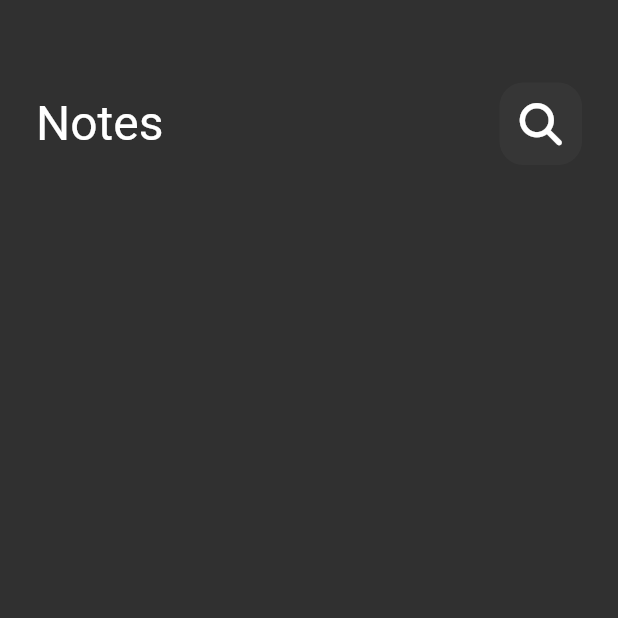
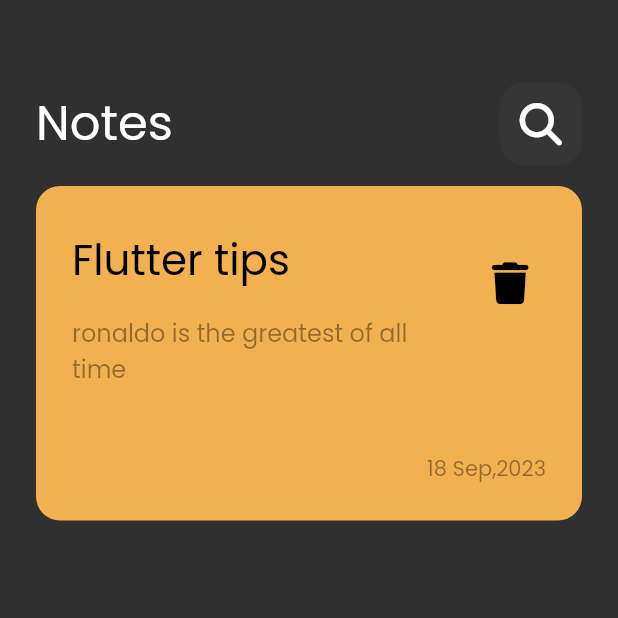
Before and after one commit to Mahmoud-Azmy/notes_app, a Flutter app: the screen it shows after launch, on a phone screen of 412 x 824 dp, the top half of it. Run offline on Flutter 3.47's test engine with Material 2 defaults, Android fonts, the phone set to English and light mode, and no system bars; our stand-ins replace font_awesome_flutter.

Commit message:
create custom note item

```diff
--- a/lib/main.dart
+++ b/lib/main.dart
@@ -12,7 +12,7 @@ class NotesApp extends StatelessWidget {
   Widget build(BuildContext context) {
     return MaterialApp(
       debugShowCheckedModeBanner: false,
-      theme: ThemeData(brightness: Brightness.dark),
+      theme: ThemeData(brightness: Brightness.dark, fontFamily: 'Poppins'),
       home: const NotesView(),
     );
   }
--- /dev/null
+++ b/lib/widgets/custom_note_item.dart
@@ -0,0 +1,51 @@
+import 'package:flutter/material.dart';
+import 'package:font_awesome_flutter/font_awesome_flutter.dart';
+
+class CustomNoteItem extends StatelessWidget {
+  const CustomNoteItem({
+    super.key,
+  });
+
+  @override
+  Widget build(BuildContext context) {
+    return Container(
+      decoration: BoxDecoration(
+          color: const Color(0xfff2b150),
+          borderRadius: BorderRadius.circular(16)),
+      child: Column(
+        crossAxisAlignment: CrossAxisAlignment.end,
+        children: [
+          ListTile(
+            contentPadding: const EdgeInsets.all(24),
+            title: const Text(
+              'Flutter tips',
+              style: TextStyle(color: Colors.black, fontSize: 28),
+            ),
+            subtitle: Padding(
+              padding: const EdgeInsets.only(top: 16, bottom: 16),
+              child: Text(
+                'ronaldo is the greatest of all time',
+                style: TextStyle(
+                    color: Colors.black.withOpacity(.4), fontSize: 16),
+              ),
+            ),
+            trailing: IconButton(
+                onPressed: () {},
+                icon: const Icon(
+                  FontAwesomeIcons.trash,
+                  color: Colors.black,
+                  size: 28,
+                )),
+          ),
+          Padding(
+            padding: const EdgeInsets.only(bottom: 24, right: 24),
+            child: Text(
+              '18 Sep,2023',
+              style: TextStyle(color: Colors.black.withOpacity(.4)),
+            ),
+          )
+        ],
+      ),
+    );
+  }
+}
--- a/lib/widgets/notes_view_body.dart
+++ b/lib/widgets/notes_view_body.dart
@@ -1,5 +1,7 @@
 import 'package:flutter/material.dart';
+
 import 'package:note_app/widgets/custom_appbar.dart';
+import 'package:note_app/widgets/custom_note_item.dart';
 
 class NotesViewBody extends StatelessWidget {
   const NotesViewBody({super.key});
@@ -9,7 +11,13 @@ class NotesViewBody extends StatelessWidget {
     return const Padding(
       padding: EdgeInsets.only(top: 55, left: 24, right: 24),
       child: Column(
-        children: [CustomAppBar()],
+        children: [
+          CustomAppBar(),
+          SizedBox(
+            height: 14,
+          ),
+          CustomNoteItem()
+        ],
       ),
     );
   }
```
Also changed, not shown: pubspec.yaml (+6 -7 lines), assets/fonts/Poppins-Regular.ttf (added).
